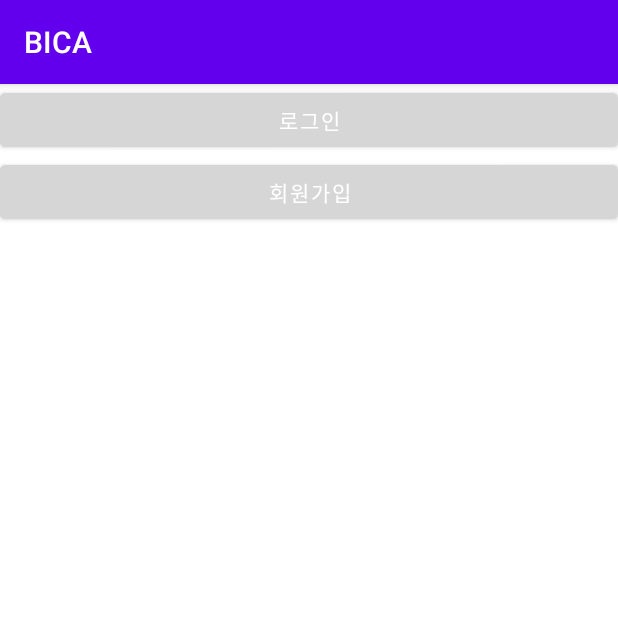
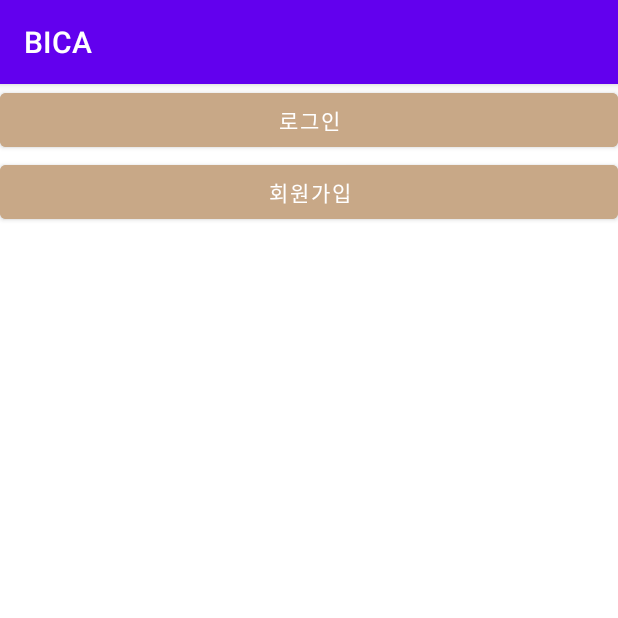
Before and after one commit to junha8070/BICA, an Android app: the screen it shows after launch (InitialActivity), on a phone screen of 412 x 824 dp, the top half of it. Run offline under Robolectric (Android 15) with nearby library versions, the phone set to English and light mode, and no system bars.

Commit message:
[ADD] Add Color

```diff
--- a/app/src/main/res/values/colors.xml
+++ b/app/src/main/res/values/colors.xml
@@ -7,4 +7,5 @@
     <color name="teal_700">#FF018786</color>
     <color name="black">#FF000000</color>
     <color name="white">#FFFFFFFF</color>
+    <color name="brown">#C8A887</color>
 </resources>
```
